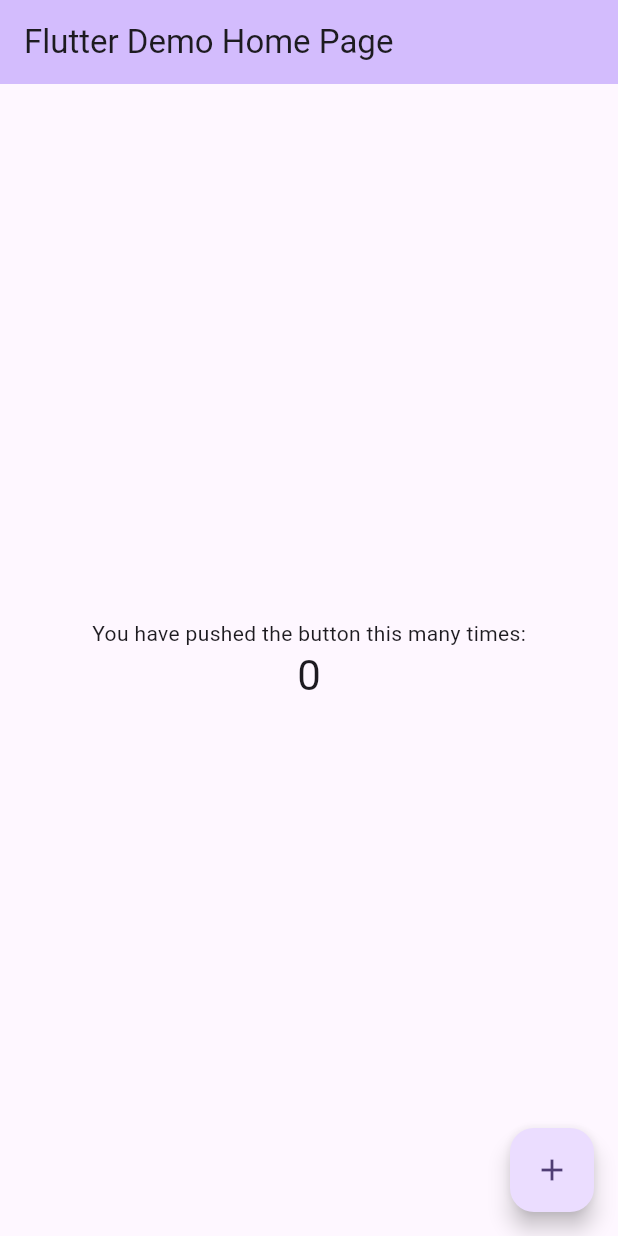
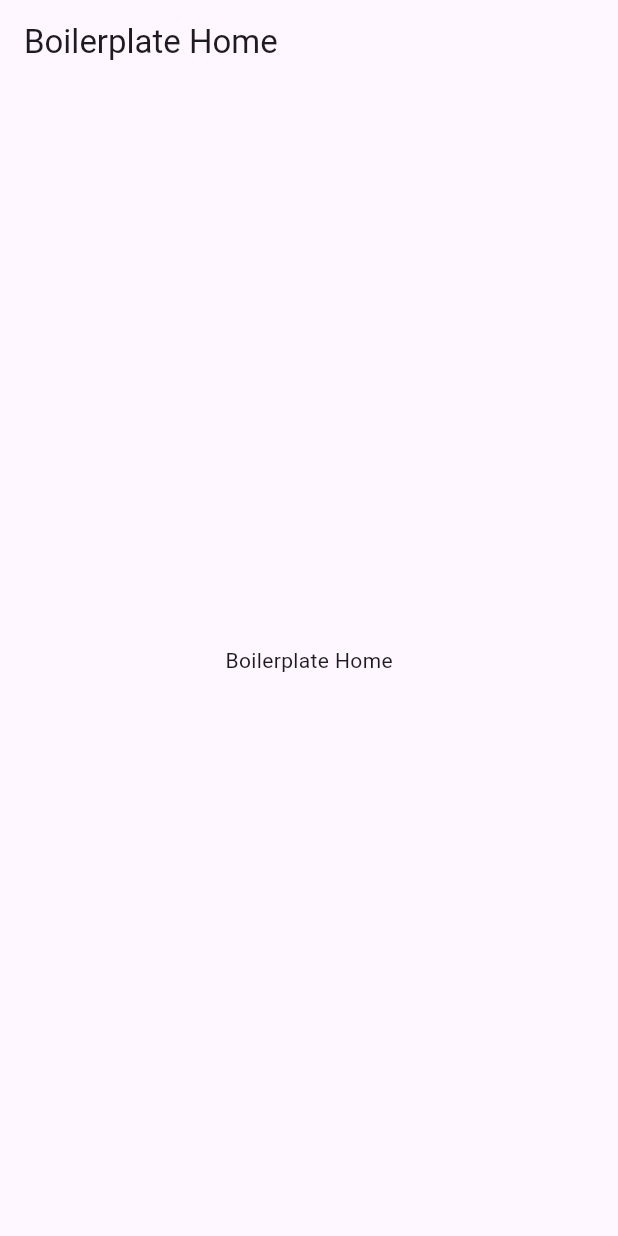
Before and after one commit to horacioduca23/flutter_todo_app, a Flutter app: the screen it shows after launch, on a phone screen of 412 x 824 dp. Run offline on Flutter 3.47's test engine with Material 3 defaults, Android fonts, the phone set to English and light mode, and no system bars; our stand-ins replace flutter_riverpod, go_router.

```diff
--- a/lib/main.dart
+++ b/lib/main.dart
@@ -1,122 +1,11 @@
 import 'package:flutter/material.dart';
 
-void main() {
-  runApp(const MyApp());
+import 'src/my_app.dart';
+
+Future<void> main() async {
+  WidgetsFlutterBinding.ensureInitialized();
+
+  runApp(
+    const TodoApp(),
+  );
 }
-
-class MyApp extends StatelessWidget {
-  const MyApp({super.key});
-
-  // This widget is the root of your application.
-  @override
-  Widget build(BuildContext context) {
-    return MaterialApp(
-      title: 'Flutter Demo',
-      theme: ThemeData(
-        // This is the theme of your application.
-        //
-        // TRY THIS: Try running your application with "flutter run". You'll see
-        // the application has a purple toolbar. Then, without quitting the app,
-        // try changing the seedColor in the colorScheme below to Colors.green
-        // and then invoke "hot reload" (save your changes or press the "hot
-        // reload" button in a Flutter-supported IDE, or press "r" if you used
-        // the command line to start the app).
-        //
-        // Notice that the counter didn't reset back to zero; the application
-        // state is not lost during the reload. To reset the state, use hot
-        // restart instead.
-        //
-        // This works for code too, not just values: Most code changes can be
-        // tested with just a hot reload.
-        colorScheme: ColorScheme.fromSeed(seedColor: Colors.deepPurple),
-      ),
-      home: const MyHomePage(title: 'Flutter Demo Home Page'),
-    );
-  }
-}
-
-class MyHomePage extends StatefulWidget {
-  const MyHomePage({super.key, required this.title});
-
-  // This widget is the home page of your application. It is stateful, meaning
-  // that it has a State object (defined below) that contains fields that affect
-  // how it looks.
-
-  // This class is the configuration for the state. It holds the values (in this
-  // case the title) provided by the parent (in this case the App widget) and
-  // used by the build method of the State. Fields in a Widget subclass are
-  // always marked "final".
-
-  final String title;
-
-  @override
-  State<MyHomePage> createState() => _MyHomePageState();
-}
-
-class _MyHomePageState extends State<MyHomePage> {
-  int _counter = 0;
-
-  void _incrementCounter() {
-    setState(() {
-      // This call to setState tells the Flutter framework that something has
-      // changed in this State, which causes it to rerun the build method below
-      // so that the display can reflect the updated values. If we changed
-      // _counter without calling setState(), then the build method would not be
-      // called again, and so nothing would appear to happen.
-      _counter++;
-    });
-  }
-
-  @override
-  Widget build(BuildContext context) {
-    // This method is rerun every time setState is called, for instance as done
-    // by the _incrementCounter method above.
-    //
-    // The Flutter framework has been optimized to make rerunning build methods
-    // fast, so that you can just rebuild anything that needs updating rather
-    // than having to individually change instances of widgets.
-    return Scaffold(
-      appBar: AppBar(
-        // TRY THIS: Try changing the color here to a specific color (to
-        // Colors.amber, perhaps?) and trigger a hot reload to see the AppBar
-        // change color while the other colors stay the same.
-        backgroundColor: Theme.of(context).colorScheme.inversePrimary,
-        // Here we take the value from the MyHomePage object that was created by
-        // the App.build method, and use it to set our appbar title.
-        title: Text(widget.title),
-      ),
-      body: Center(
-        // Center is a layout widget. It takes a single child and positions it
-        // in the middle of the parent.
-        child: Column(
-          // Column is also a layout widget. It takes a list of children and
-          // arranges them vertically. By default, it sizes itself to fit its
-          // children horizontally, and tries to be as tall as its parent.
-          //
-          // Column has various properties to control how it sizes itself and
-          // how it positions its children. Here we use mainAxisAlignment to
-          // center the children vertically; the main axis here is the vertical
-          // axis because Columns are vertical (the cross axis would be
-          // horizontal).
-          //
-          // TRY THIS: Invoke "debug painting" (choose the "Toggle Debug Paint"
-          // action in the IDE, or press "p" in the console), to see the
-          // wireframe for each widget.
-          mainAxisAlignment: MainAxisAlignment.center,
-          children: <Widget>[
-            const Text('You have pushed the button this many times:'),
-            Text(
-              '$_counter',
-              style: Theme.of(context).textTheme.headlineMedium,
-            ),
-          ],
-        ),
-      ),
-      floatingActionButton: FloatingActionButton(
-        onPressed: _incrementCounter,
-        tooltip: 'Increment',
-        child: const Icon(Icons.add),
-      ), // This trailing comma makes auto-formatting nicer for build methods.
-    );
-  }
-}
--- /dev/null
+++ b/lib/src/common_widgets/empty_placeholder_widget.dart
@@ -0,0 +1 @@
+// Este es un placeholder para un widget vacío.
--- /dev/null
+++ b/lib/src/constants/app_constants.dart
@@ -0,0 +1 @@
+// Aquí se definirán las constantes de la aplicación.
--- /dev/null
+++ b/lib/src/core/errors/exceptions.dart
@@ -0,0 +1 @@
+// Aquí se definirán las excepciones personalizadas.
--- /dev/null
+++ b/lib/src/core/network/http_client.dart
@@ -0,0 +1 @@
+// Aquí se configurará el cliente HTTP (por ejemplo, Dio o http).
--- /dev/null
+++ b/lib/src/data/datasources/example_remote_datasource.dart
@@ -0,0 +1 @@
+// Aquí se definirá el datasource remoto de ejemplo.
--- /dev/null
+++ b/lib/src/data/repositories/example_repository_impl.dart
@@ -0,0 +1,8 @@
+import 'package:flutter_todo_app/src/domain/repositories/i_example_repository.dart';
+
+class ExampleRepositoryImpl implements IExampleRepository {
+  @override
+  Future<void> getSomeData() {
+    throw UnimplementedError();
+  }
+}
--- /dev/null
+++ b/lib/src/domain/entities/example_entity.dart
@@ -0,0 +1 @@
+// Aquí se definirá la entidad de ejemplo.
--- /dev/null
+++ b/lib/src/domain/repositories/i_example_repository.dart
@@ -0,0 +1,3 @@
+abstract class IExampleRepository {
+  Future<void> getSomeData();
+}
--- /dev/null
+++ b/lib/src/my_app.dart
@@ -0,0 +1,28 @@
+import 'package:flutter/material.dart';
+import 'package:flutter/services.dart';
+import 'package:flutter_riverpod/flutter_riverpod.dart';
+
+import 'routes/app_router.dart';
+
+class TodoApp extends StatelessWidget {
+  const TodoApp({super.key});
+
+  // This widget is the root of your application.
+  @override
+  Widget build(BuildContext context) {
+    SystemChrome.setPreferredOrientations([
+      DeviceOrientation.portraitUp,
+    ]);
+
+    return ProviderScope(
+      child: MaterialApp.router(
+        debugShowCheckedModeBanner: false,
+        routerConfig: AppRouter.router,
+        theme: ThemeData(
+          colorScheme: ColorScheme.fromSeed(seedColor: Colors.deepPurple),
+          useMaterial3: true,
+        ),
+      ),
+    );
+  }
+}
--- /dev/null
+++ b/lib/src/presentation/views/home/home_screen.dart
@@ -0,0 +1,18 @@
+import 'package:flutter/material.dart';
+import 'package:flutter_riverpod/flutter_riverpod.dart';
+
+class HomeScreen extends ConsumerWidget {
+  const HomeScreen({super.key});
+
+  @override
+  Widget build(BuildContext context, WidgetRef ref) {
+    return Scaffold(
+      appBar: AppBar(
+        title: const Text('Boilerplate Home'),
+      ),
+      body: const Center(
+        child: Text('Boilerplate Home'),
+      ),
+    );
+  }
+}
--- /dev/null
+++ b/lib/src/routes/app_router.dart
@@ -0,0 +1,18 @@
+import 'package:flutter/material.dart';
+import 'package:go_router/go_router.dart';
+
+import '../presentation/views/home/home_screen.dart';
+import 'app_routes.dart';
+
+class AppRouter {
+  static final GoRouter router = GoRouter(
+    routes: <RouteBase>[
+      GoRoute(
+        path: AppRoutes.home.path,
+        builder: (BuildContext context, GoRouterState state) {
+          return const HomeScreen();
+        },
+      ),
+    ],
+  );
+}
--- /dev/null
+++ b/lib/src/routes/app_routes.dart
@@ -0,0 +1,11 @@
+enum AppRoutes {
+  home('/'),
+  current('current'),
+  details('details');
+
+  const AppRoutes(
+    this.path,
+  );
+
+  final String path;
+}
--- /dev/null
+++ b/lib/src/utils/logger.dart
@@ -0,0 +1 @@
+// Aquí se configurará el logger para la aplicación.
```
Also changed, not shown: lib/src/presentation/providers.dart (added, +24 -0 lines), pubspec.yaml (+21 -70 lines), pubspec.lock, 1 other file.
